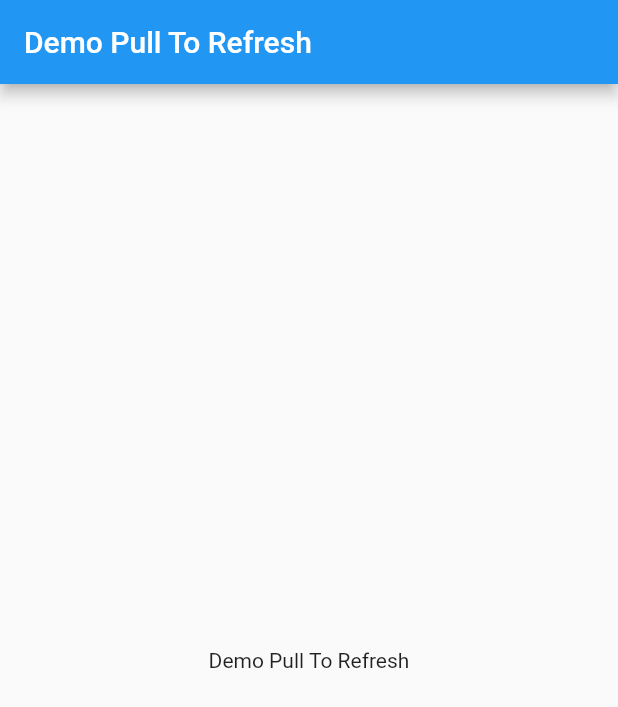
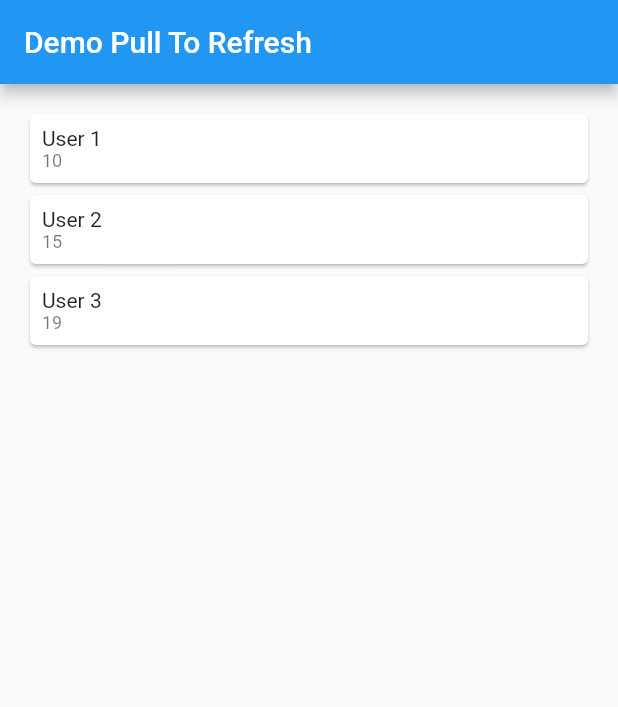
Before and after one commit to CoderJava/flutter-pull-to-refresh, a Flutter app: the screen it shows after launch, on a phone screen of 412 x 824 dp. Shown: the top 707 px of the screen. Run offline on Flutter 3.47's test engine with Material 2 defaults, Android fonts, the phone set to English and light mode, and no system bars.

Commit message:
Created pull to refresh for Android

```diff
--- a/lib/main.dart
+++ b/lib/main.dart
@@ -1,3 +1,6 @@
+import 'dart:io';
+import 'dart:math';
+
 import 'package:flutter/material.dart';
 
 void main() => runApp(App());
@@ -11,16 +14,73 @@ class App extends StatelessWidget {
   }
 }
 
-class HomePage extends StatelessWidget {
+class HomePage extends StatefulWidget {
+  @override
+  _HomePageState createState() => _HomePageState();
+}
+
+class _HomePageState extends State<HomePage> {
+  final listData = <User>[];
+
+  @override
+  void initState() {
+    listData..add(User('User 1', 10))..add(User('User 2', 15))..add(User('User 3', 19));
+    super.initState();
+  }
+
   @override
   Widget build(BuildContext context) {
     return Scaffold(
       appBar: AppBar(
         title: Text('Demo Pull To Refresh'),
       ),
-      body: Center(
-        child: Text('Demo Pull To Refresh'),
+      body: Platform.isIOS ? Container() : _buildWidgetListDataAndroid(),
+    );
+  }
+
+  Widget _buildWidgetListDataAndroid() {
+    return RefreshIndicator(
+      onRefresh: refreshData,
+      child: ListView.builder(
+        padding: EdgeInsets.all(16),
+        itemBuilder: (context, index) {
+          var user = listData[index];
+          return Card(
+            child: Padding(
+              padding: const EdgeInsets.all(8.0),
+              child: Column(
+                crossAxisAlignment: CrossAxisAlignment.start,
+                children: [
+                  Text(user.nama),
+                  Text(
+                    '${user.nomor}',
+                    style: Theme.of(context).textTheme.caption,
+                  ),
+                ],
+              ),
+            ),
+          );
+        },
+        itemCount: listData.length,
       ),
     );
   }
+
+  Future refreshData() async {
+    listData.clear();
+    await Future.delayed(Duration(seconds: 2));
+    for (var index = 0; index < 10; index++) {
+      var nama = 'User ${index + 1}';
+      var nomor = Random().nextInt(100);
+      listData.add(User(nama, nomor));
+    }
+    setState(() {});
+  }
 }
+
+class User {
+  final String nama;
+  final int nomor;
+
+  User(this.nama, this.nomor);
+}
```
